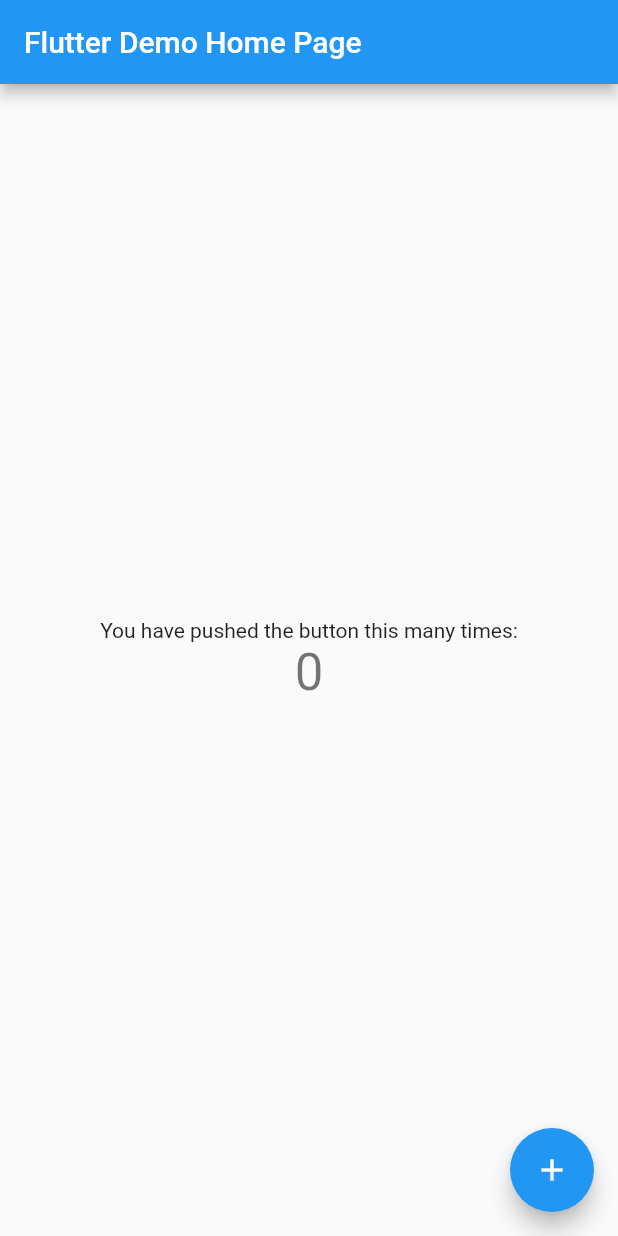
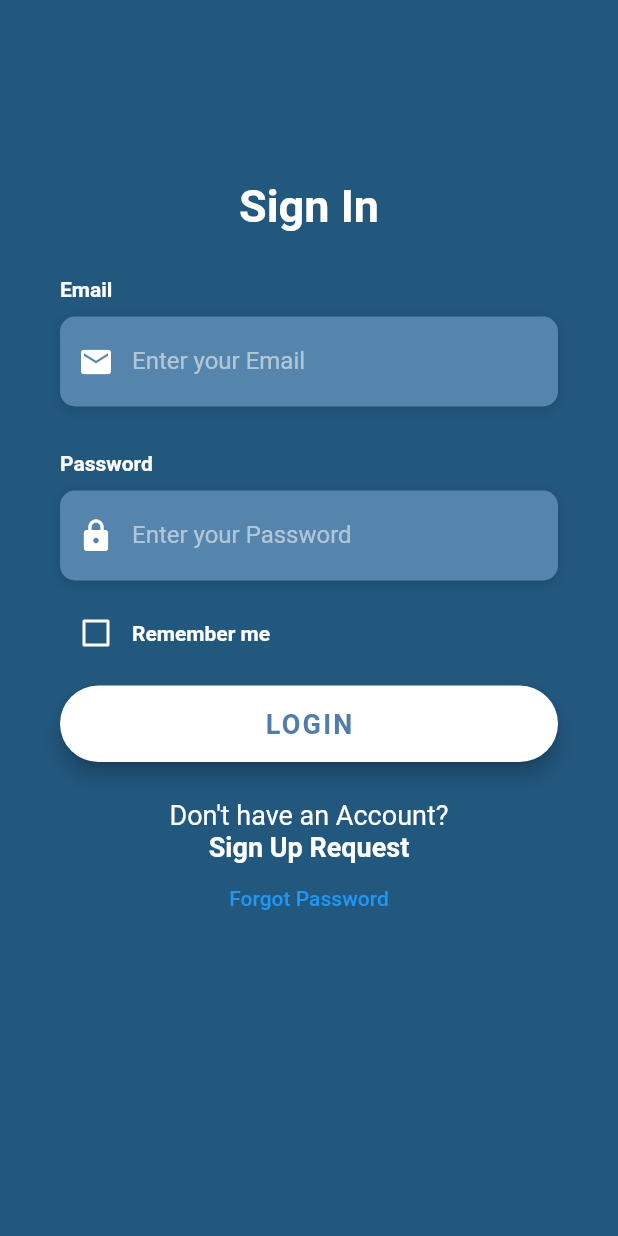
Before and after one commit to sonerozasik/SensorProject, a Flutter app: the screen it shows after launch, on a phone screen of 412 x 824 dp. Run offline on Flutter 3.47's test engine with Material 2 defaults, Android fonts, the light colour scheme and no system bars; Roboto replaces fonts that are missing (OpenSans).

Commit message:
login page

```diff
--- /dev/null
+++ b/Mobile/sensor_mobile/lib/LoginScreen.dart
@@ -0,0 +1,241 @@
+import 'package:flutter/material.dart';
+import 'package:flutter/services.dart';
+import 'package:sensor_mobile/constants.dart';
+
+class LoginScreen extends StatefulWidget {
+  @override
+  _LoginScreenState createState() => _LoginScreenState();
+}
+
+class _LoginScreenState extends State<LoginScreen> {
+  bool _rememberMe = false;
+  final _emailForLogin = TextEditingController();
+  final _LoginPassword = TextEditingController();
+  @override
+  Widget build(BuildContext context) {
+    TextEditingController email = new TextEditingController();
+    return Scaffold(
+      body: AnnotatedRegion<SystemUiOverlayStyle>(
+        value: SystemUiOverlayStyle.light,
+        child: GestureDetector(
+          onTap: () => FocusScope.of(context).unfocus(),
+          child: Stack(
+            children: <Widget>[
+              Container(
+                height: double.infinity,
+                width: double.infinity,
+                decoration: BoxDecoration(
+                  gradient: LinearGradient(
+                    begin: Alignment.topCenter,
+                    end: Alignment.bottomCenter,
+                    colors: [
+                      Color(0xFF22577E),
+                      Color(0xFF22577E),
+                      Color(0xFF22577E),
+                      Color(0xFF22577E),
+                    ],
+                    stops: [0.1, 0.4, 0.7, 0.9],
+                  ),
+                ),
+              ),
+              Container(
+                height: double.infinity,
+                child: SingleChildScrollView(
+                  physics: AlwaysScrollableScrollPhysics(),
+                  padding: EdgeInsets.symmetric(
+                    horizontal: 40.0,
+                    vertical: 120.0,
+                  ),
+                  child: Column(
+                    mainAxisAlignment: MainAxisAlignment.center,
+                    children: <Widget>[
+                      Text(
+                        'Sign In',
+                        style: TextStyle(
+                          color: Colors.white,
+                          fontFamily: 'OpenSans',
+                          fontSize: 30.0,
+                          fontWeight: FontWeight.bold,
+                        ),
+                      ),
+                      SizedBox(height: 30.0),
+                      _buildEmailTF(),
+                      SizedBox(
+                        height: 30.0,
+                      ),
+                      _buildPasswordTF(),
+                      SizedBox(
+                        height: 25,
+                      ),
+                      _buildRememberMeCheckbox(),
+                      _buildLoginBtn(),
+                      _buildSignupBtn(),
+                      TextButton(
+                          onPressed: () => {},
+                          child: const Text("Forgot Password")),
+                    ],
+                  ),
+                ),
+              )
+            ],
+          ),
+        ),
+      ),
+    );
+  }
+
+  Widget _buildEmailTF() {
+    return Column(
+      crossAxisAlignment: CrossAxisAlignment.start,
+      children: <Widget>[
+        Text(
+          'Email',
+          style: kLabelStyle,
+        ),
+        SizedBox(height: 10.0),
+        Container(
+          alignment: Alignment.centerLeft,
+          decoration: kBoxDecorationStyle,
+          height: 60.0,
+          child: TextField(
+            onChanged: (value) {},
+            controller: _emailForLogin,
+            keyboardType: TextInputType.emailAddress,
+            style: TextStyle(
+              color: Colors.white,
+              fontFamily: 'OpenSans',
+            ),
+            decoration: InputDecoration(
+              border: InputBorder.none,
+              contentPadding: EdgeInsets.only(top: 14.0),
+              prefixIcon: Icon(
+                Icons.email,
+                color: Colors.white,
+              ),
+              hintText: 'Enter your Email',
+              hintStyle: kHintTextStyle,
+            ),
+          ),
+        ),
+      ],
+    );
+  }
+
+  Widget _buildPasswordTF() {
+    return Column(
+      crossAxisAlignment: CrossAxisAlignment.start,
+      children: <Widget>[
+        Text(
+          'Password',
+          style: kLabelStyle,
+        ),
+        SizedBox(height: 10.0),
+        Container(
+          alignment: Alignment.centerLeft,
+          decoration: kBoxDecorationStyle,
+          height: 60.0,
+          child: TextField(
+            controller: _LoginPassword,
+            obscureText: true,
+            style: TextStyle(
+              color: Colors.white,
+              fontFamily: 'OpenSans',
+            ),
+            decoration: InputDecoration(
+              border: InputBorder.none,
+              contentPadding: EdgeInsets.only(top: 14.0),
+              prefixIcon: Icon(
+                Icons.lock,
+                color: Colors.white,
+              ),
+              hintText: 'Enter your Password',
+              hintStyle: kHintTextStyle,
+            ),
+          ),
+        ),
+      ],
+    );
+  }
+
+  Widget _buildRememberMeCheckbox() {
+    return Container(
+      height: 20.0,
+      child: Row(
+        children: <Widget>[
+          Theme(
+            data: ThemeData(unselectedWidgetColor: Colors.white),
+            child: Checkbox(
+              value: _rememberMe,
+              checkColor: Colors.green,
+              activeColor: Colors.white,
+              onChanged: (value) {
+                setState(() {
+                  _rememberMe = value!;
+                });
+              },
+            ),
+          ),
+          Text(
+            'Remember me',
+            style: kLabelStyle,
+          ),
+        ],
+      ),
+    );
+  }
+
+  Widget _buildLoginBtn() {
+    return Container(
+      padding: EdgeInsets.symmetric(vertical: 25.0),
+      width: double.infinity,
+      child: RaisedButton(
+        elevation: 5.0,
+        onPressed: () {},
+        padding: EdgeInsets.all(15.0),
+        shape: RoundedRectangleBorder(
+          borderRadius: BorderRadius.circular(30.0),
+        ),
+        color: Colors.white,
+        child: const Text(
+          'LOGIN',
+          style: TextStyle(
+            color: Color(0xFF527DAA),
+            letterSpacing: 1.5,
+            fontSize: 18.0,
+            fontWeight: FontWeight.bold,
+            fontFamily: 'OpenSans',
+          ),
+        ),
+      ),
+    );
+  }
+
+  Widget _buildSignupBtn() {
+    return GestureDetector(
+      onTap: () {},
+      child: RichText(
+        textAlign: TextAlign.center,
+        text: const TextSpan(
+          children: [
+            TextSpan(
+              text: 'Don\'t have an Account? ',
+              style: TextStyle(
+                color: Colors.white,
+                fontSize: 18.0,
+                fontWeight: FontWeight.w400,
+              ),
+            ),
+            TextSpan(
+              text: '\nSign Up Request',
+              style: TextStyle(
+                color: Colors.white,
+                fontSize: 18.0,
+                fontWeight: FontWeight.bold,
+              ),
+            ),
+          ],
+        ),
+      ),
+    );
+  }
+}
--- /dev/null
+++ b/Mobile/sensor_mobile/lib/constants.dart
@@ -0,0 +1,29 @@
+import 'package:flutter/material.dart';
+
+const koyumavi = Color(0xFF22577E);
+const acikmavi = Color(0xFF5584AC);
+const suyesilimsi = Color(0xFF95D1CC);
+const beige = Color(0xFFF6F2D4);
+
+final kHintTextStyle = TextStyle(
+  color: Colors.white54,
+  fontFamily: 'OpenSans',
+);
+
+final kLabelStyle = TextStyle(
+  color: Colors.white,
+  fontWeight: FontWeight.bold,
+  fontFamily: 'OpenSans',
+);
+
+final kBoxDecorationStyle = BoxDecoration(
+  color: Color(0xFF5584AC),
+  borderRadius: BorderRadius.circular(10.0),
+  boxShadow: [
+    BoxShadow(
+      color: Colors.black12,
+      blurRadius: 6.0,
+      offset: Offset(0, 2),
+    ),
+  ],
+);
--- a/Mobile/sensor_mobile/lib/main.dart
+++ b/Mobile/sensor_mobile/lib/main.dart
@@ -1,115 +1,10 @@
 import 'package:flutter/material.dart';
+import 'package:sensor_mobile/LoginScreen.dart';
 
 void main() {
-  runApp(const MyApp());
+  runApp(MaterialApp(
+    title: "Sensor App",
+    debugShowCheckedModeBanner: false,
+    home: LoginScreen(),
+  ));
 }
-
-class MyApp extends StatelessWidget {
-  const MyApp({Key? key}) : super(key: key);
-
-  // This widget is the root of your application.
-  @override
-  Widget build(BuildContext context) {
-    return MaterialApp(
-      title: 'Flutter Demo',
-      theme: ThemeData(
-        // This is the theme of your application.
-        //
-        // Try running your application with "flutter run". You'll see the
-        // application has a blue toolbar. Then, without quitting the app, try
-        // changing the primarySwatch below to Colors.green and then invoke
-        // "hot reload" (press "r" in the console where you ran "flutter run",
-        // or simply save your changes to "hot reload" in a Flutter IDE).
-        // Notice that the counter didn't reset back to zero; the application
-        // is not restarted.
-        primarySwatch: Colors.blue,
-      ),
-      home: const MyHomePage(title: 'Flutter Demo Home Page'),
-    );
-  }
-}
-
-class MyHomePage extends StatefulWidget {
-  const MyHomePage({Key? key, required this.title}) : super(key: key);
-
-  // This widget is the home page of your application. It is stateful, meaning
-  // that it has a State object (defined below) that contains fields that affect
-  // how it looks.
-
-  // This class is the configuration for the state. It holds the values (in this
-  // case the title) provided by the parent (in this case the App widget) and
-  // used by the build method of the State. Fields in a Widget subclass are
-  // always marked "final".
-
-  final String title;
-
-  @override
-  State<MyHomePage> createState() => _MyHomePageState();
-}
-
-class _MyHomePageState extends State<MyHomePage> {
-  int _counter = 0;
-
-  void _incrementCounter() {
-    setState(() {
-      // This call to setState tells the Flutter framework that something has
-      // changed in this State, which causes it to rerun the build method below
-      // so that the display can reflect the updated values. If we changed
-      // _counter without calling setState(), then the build method would not be
-      // called again, and so nothing would appear to happen.
-      _counter++;
-    });
-  }
-
-  @override
-  Widget build(BuildContext context) {
-    // This method is rerun every time setState is called, for instance as done
-    // by the _incrementCounter method above.
-    //
-    // The Flutter framework has been optimized to make rerunning build methods
-    // fast, so that you can just rebuild anything that needs updating rather
-    // than having to individually change instances of widgets.
-    return Scaffold(
-      appBar: AppBar(
-        // Here we take the value from the MyHomePage object that was created by
-        // the App.build method, and use it to set our appbar title.
-        title: Text(widget.title),
-      ),
-      body: Center(
-        // Center is a layout widget. It takes a single child and positions it
-        // in the middle of the parent.
-        child: Column(
-          // Column is also a layout widget. It takes a list of children and
-          // arranges them vertically. By default, it sizes itself to fit its
-          // children horizontally, and tries to be as tall as its parent.
-          //
-          // Invoke "debug painting" (press "p" in the console, choose the
-          // "Toggle Debug Paint" action from the Flutter Inspector in Android
-          // Studio, or the "Toggle Debug Paint" command in Visual Studio Code)
-          // to see the wireframe for each widget.
-          //
-          // Column has various properties to control how it sizes itself and
-          // how it positions its children. Here we use mainAxisAlignment to
-          // center the children vertically; the main axis here is the vertical
-          // axis because Columns are vertical (the cross axis would be
-          // horizontal).
-          mainAxisAlignment: MainAxisAlignment.center,
-          children: <Widget>[
-            const Text(
-              'You have pushed the button this many times:',
-            ),
-            Text(
-              '$_counter',
-              style: Theme.of(context).textTheme.headline4,
-            ),
-          ],
-        ),
-      ),
-      floatingActionButton: FloatingActionButton(
-        onPressed: _incrementCounter,
-        tooltip: 'Increment',
-        child: const Icon(Icons.add),
-      ), // This trailing comma makes auto-formatting nicer for build methods.
-    );
-  }
-}
```
